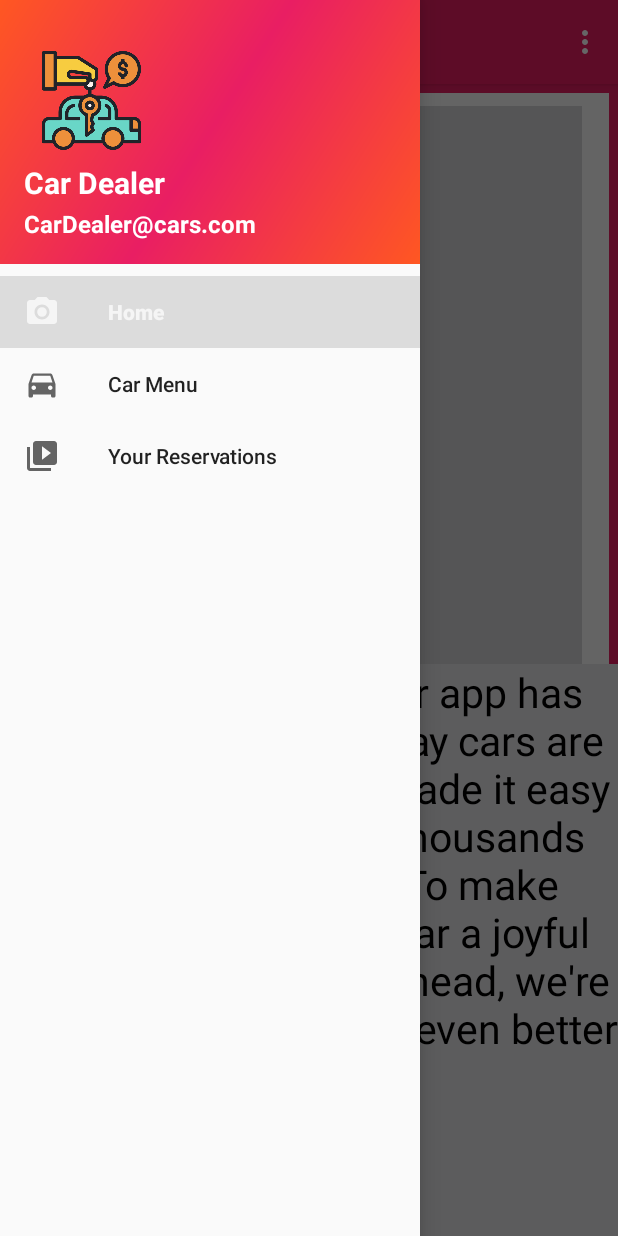
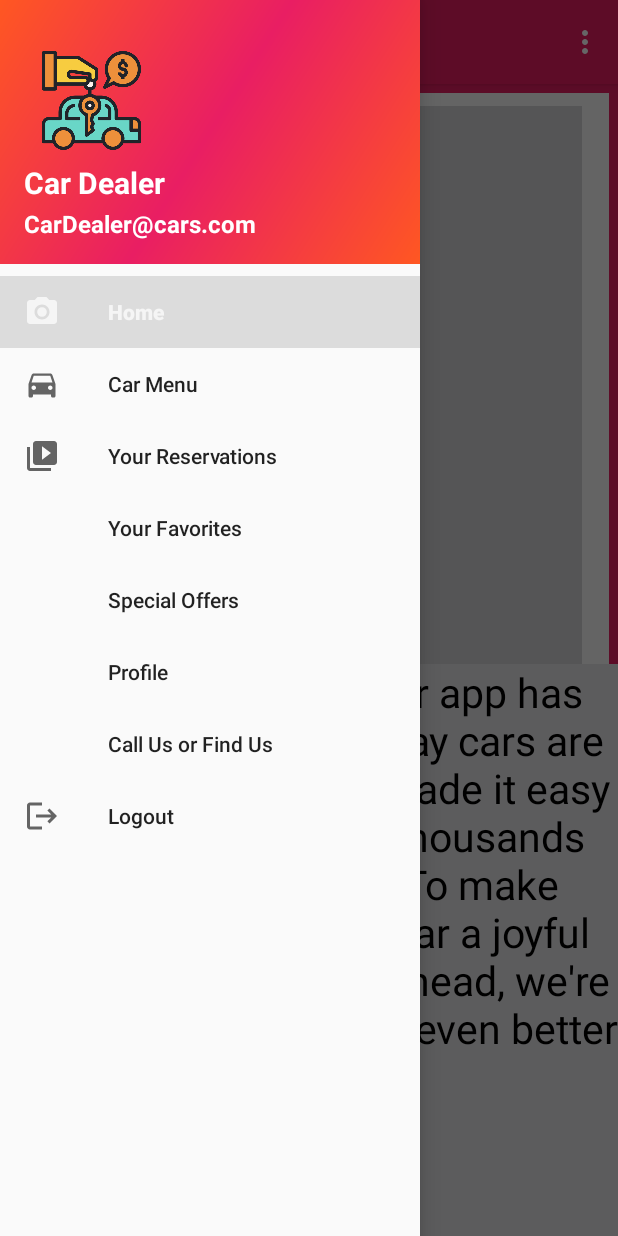
Before and after one commit to shereenIbdah/AndroidProjectCarDealer, an Android app: the Home screen opened directly, with no data from a screen before it, with the side drawer open, on a phone screen of 412 x 824 dp. Run offline under Robolectric (Android 15) with nearby library versions, the phone set to English and light mode, and no system bars; our stand-ins replace navigation-ui.

Commit message:
edit data

```diff
--- a/app/build.gradle.kts
+++ b/app/build.gradle.kts
@@ -43,6 +43,7 @@ dependencies {
     implementation("androidx.lifecycle:lifecycle-viewmodel-ktx:2.6.2")
     implementation("androidx.navigation:navigation-fragment:2.5.3")
     implementation("androidx.navigation:navigation-ui:2.5.3")
+    implementation("androidx.legacy:legacy-support-v4:1.0.0")
     testImplementation("junit:junit:4.13.2")
     androidTestImplementation("androidx.test.ext:junit:1.1.5")
     androidTestImplementation("androidx.test.espresso:espresso-core:3.5.1")
--- a/app/src/main/java/com/example/androidproject/ConnectionAsyncTask.java
+++ b/app/src/main/java/com/example/androidproject/ConnectionAsyncTask.java
@@ -44,7 +44,6 @@ public class ConnectionAsyncTask extends AsyncTask<String, Void, Pair<String, Li
         } else {
             // Show error message if data loading failed
             ((MainActivity) activity).setButtonText("Connect");
-            ((MainActivity) activity).showErrorMessage(result.first);
         }
     }
 }
--- /dev/null
+++ b/app/src/main/res/drawable/baseline_logout_24.xml
@@ -0,0 +1,5 @@
+<vector android:autoMirrored="true" android:height="24dp"
+    android:tint="#000000" android:viewportHeight="24"
+    android:viewportWidth="24" android:width="24dp" xmlns:android="http://schemas.android.com/apk/res/android">
+    <path android:fillColor="@android:color/white" android:pathData="M17,7l-1.41,1.41L18.17,11H8v2h10.17l-2.58,2.58L17,17l5,-5zM4,5h8V3H4c-1.1,0 -2,0.9 -2,2v14c0,1.1 0.9,2 2,2h8v-2H4V5z"/>
+</vector>
--- a/app/src/main/res/menu/activity_main_drawer.xml
+++ b/app/src/main/res/menu/activity_main_drawer.xml
@@ -16,5 +16,22 @@
             android:id="@+id/nav_slideshow"
             android:icon="@drawable/ic_menu_slideshow"
             android:title="Your Reservations" />
+        <item
+            android:id="@+id/nav_favorites"
+            android:title="Your Favorites" />
+        <item
+            android:id="@+id/nav_special_offers"
+            android:title="Special Offers" />
+        <item
+            android:id="@+id/nav_profile"
+            android:title="Profile" />
+        <item
+            android:id="@+id/nav_call_or_find_us"
+            android:title="Call Us or Find Us" />
+        <item
+            android:id="@+id/nav_logout"
+            android:icon="@drawable/baseline_logout_24"
+            android:title="Logout" />
     </group>
+
 </menu>
--- a/app/src/main/res/values/strings.xml
+++ b/app/src/main/res/values/strings.xml
@@ -11,4 +11,9 @@
     <string name="menu_home">Home</string>
     <string name="menu_gallery">Gallery</string>
     <string name="menu_slideshow">Slideshow</string>
+    <string name="menu_favorites">Your Favorites</string>
+    <string name="menu_special_offers">Special Offers</string>
+    <string name="menu_profile">Profile</string>
+    <string name="menu_call_or_find_us">Call Us or Find Us</string>
+    <string name="menu_logout">Logout</string>
 </resources>
```
Also changed, not shown: app/src/main/java/com/example/androidproject/Car.java (+43 -3 lines), app/src/main/java/com/example/androidproject/MainActivity.java (+2 -5 lines), app/src/main/java/com/example/androidproject/ui/logout/LoginViewModel.java (added, +7 -0 lines), app/src/main/java/com/example/androidproject/ui/logout/loginFragment.java (added, +38 -0 lines), app/src/main/res/layout/fragment_login.xml (added, +13 -0 lines).
